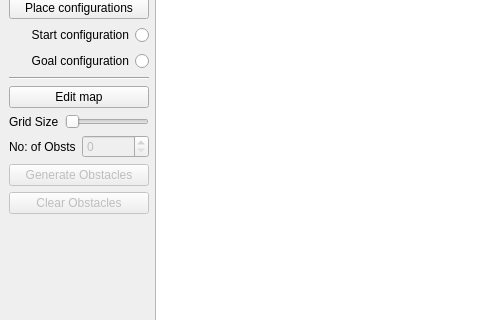
The window that ui/mainwindow.ui (mlsdpk/pathfinding-visualizer-qt) describes before a commit, drawn with Qt 5; both pictures show x 0 to 480 and y 168 to 488 of the 699 by 573 pixel window.
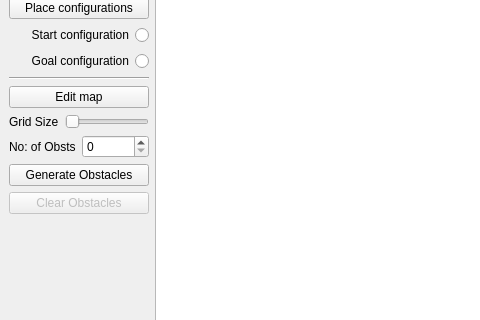
The same window after the commit.

Commit message: Add generate obstacles button

Patch:
```diff
--- a/ui/mainwindow.ui
+++ b/ui/mainwindow.ui
@@ -155,7 +155,7 @@
           <item>
            <widget class="QSpinBox" name="spinBox">
             <property name="enabled">
-             <bool>false</bool>
+             <bool>true</bool>
             </property>
            </widget>
           </item>
@@ -164,7 +164,7 @@
         <item>
          <widget class="QPushButton" name="pushButton_5">
           <property name="enabled">
-           <bool>false</bool>
+           <bool>true</bool>
           </property>
           <property name="text">
            <string>Generate Obstacles</string>
```
Left out of the diff: 4 changed lines with no effect on the pictures. The commit also changes 4 other files.
